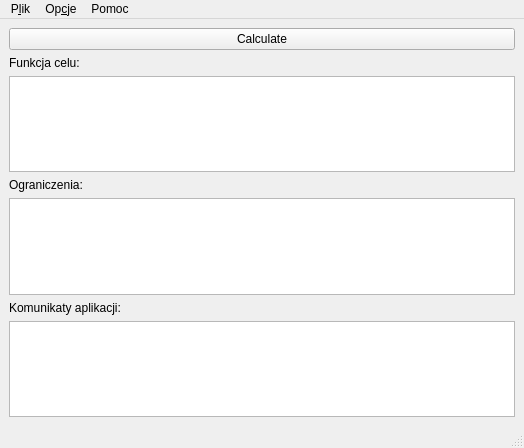
pawliczka/optymalizacja, file src/mainwindow.ui: the form before one commit.
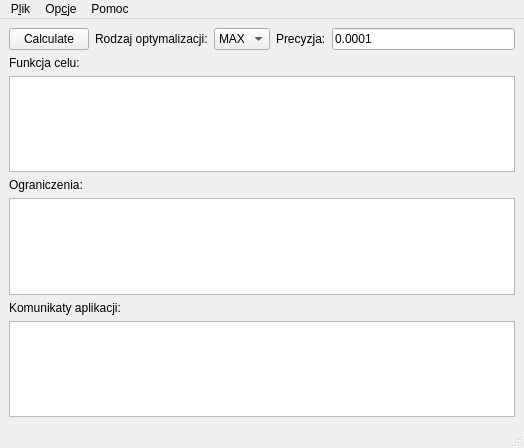
The form after the commit. Icons and pictures are not drawn.

The edit to the form file:
```diff
--- a/src/mainwindow.ui
+++ b/src/mainwindow.ui
@@ -19,6 +19,52 @@
   </property>
   <widget class="QWidget" name="centralwidget">
    <layout class="QGridLayout" name="gridLayout">
+    <item row="0" column="0">
+     <layout class="QHBoxLayout" name="horizontalLayout">
+      <item>
+       <widget class="QPushButton" name="btn_calc">
+        <property name="text">
+         <string>Calculate</string>
+        </property>
+       </widget>
+      </item>
+      <item>
+       <widget class="QLabel" name="label_optType">
+        <property name="text">
+         <string>Rodzaj optymalizacji:</string>
+        </property>
+       </widget>
+      </item>
+      <item>
+       <widget class="QComboBox" name="comb_type">
+        <item>
+         <property name="text">
+          <string>MAX</string>
+         </property>
+        </item>
+        <item>
+         <property name="text">
+          <string>MIN</string>
+         </property>
+        </item>
+       </widget>
+      </item>
+      <item>
+       <widget class="QLabel" name="label_precision">
+        <property name="text">
+         <string>Precyzja:</string>
+        </property>
+       </widget>
+      </item>
+      <item>
+       <widget class="QLineEdit" name="text_precision">
+        <property name="text">
+         <string>0.0001</string>
+        </property>
+       </widget>
+      </item>
+     </layout>
+    </item>
     <item row="1" column="0">
      <widget class="QLabel" name="label_objFun">
       <property name="text">
@@ -36,13 +82,6 @@
       </property>
      </widget>
     </item>
-    <item row="0" column="0">
-     <widget class="QPushButton" name="btn_calc">
-      <property name="text">
-       <string>Calculate</string>
-      </property>
-     </widget>
-    </item>
     <item row="3" column="0">
      <widget class="QLabel" name="label_conFun">
       <property name="text">
```
